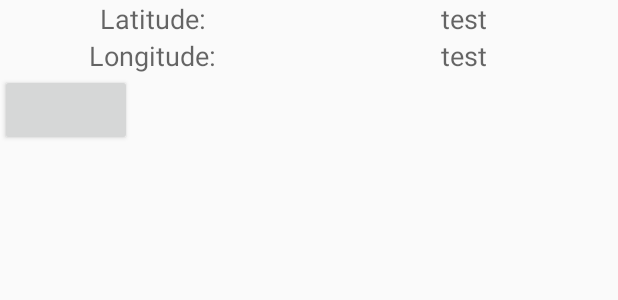
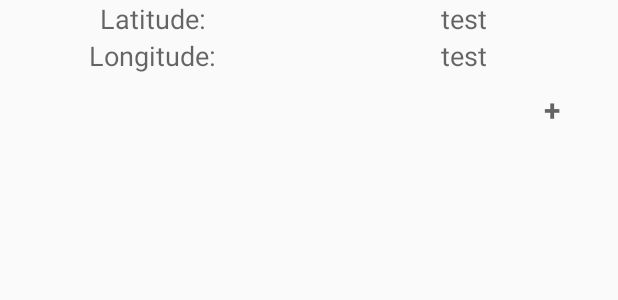
Before and after one commit to mortiz830/Solar_Alarm, an Android app: the layout fragment_listalarms.xml on its own in the app's theme, with its tools: preview values and no code run, on a phone screen of 412 x 824 dp. Shown: the top 300 px of the screen. Run offline under Robolectric (Android 15) with nearby library versions, the phone set to English and light mode, and no system bars.

Commit message:
Button Update
Updated button dropdown on main screen

```diff
--- a/app/src/main/res/layout/fragment_listalarms.xml
+++ b/app/src/main/res/layout/fragment_listalarms.xml
@@ -5,7 +5,7 @@
     android:orientation="vertical"
     android:layout_width="match_parent"
     android:layout_height="match_parent">
-    <androidx.constraintlayout.widget.ConstraintLayout xmlns:android="http://schemas.android.com/apk/res/android"
+    <androidx.constraintlayout.widget.ConstraintLayout
         android:layout_width="match_parent"
         android:layout_height="match_parent">
 
@@ -55,11 +55,15 @@
             android:id="@+id/add_button"
             android:layout_width="wrap_content"
             android:layout_height="wrap_content"
-            android:layout_gravity="bottom|end"
             android:src="@drawable/ic_more_vert"
+            android:text="+"
+            android:textAppearance="@style/TextAppearance.AppCompat.Medium"
+            android:textSize="20dp"
+            android:textStyle="bold"
+            android:background="@android:color/transparent"
+            app:layout_constraintTop_toBottomOf="@id/fragment_listalarms_longitude"
             app:layout_constraintBottom_toTopOf="@+id/fragment_listalarms_recylerView"
-            app:layout_constraintTop_toBottomOf="@id/fragment_listalarms_longitude"
-            tools:layout_editor_absoluteX="323dp" />
+            app:layout_constraintEnd_toEndOf="parent"/>
 
         <androidx.recyclerview.widget.RecyclerView
             android:id="@+id/fragment_listalarms_recylerView"
--- a/app/src/main/res/values/colors.xml
+++ b/app/src/main/res/values/colors.xml
@@ -4,4 +4,5 @@
     <color name="colorPrimaryDark">#3700B3</color>
     <color name="colorAccent">#03DAC5</color>
     <color name="purple_500">#6200EE</color>
+    <color name="transparent">#00FFFFFF</color>
 </resources>
```
